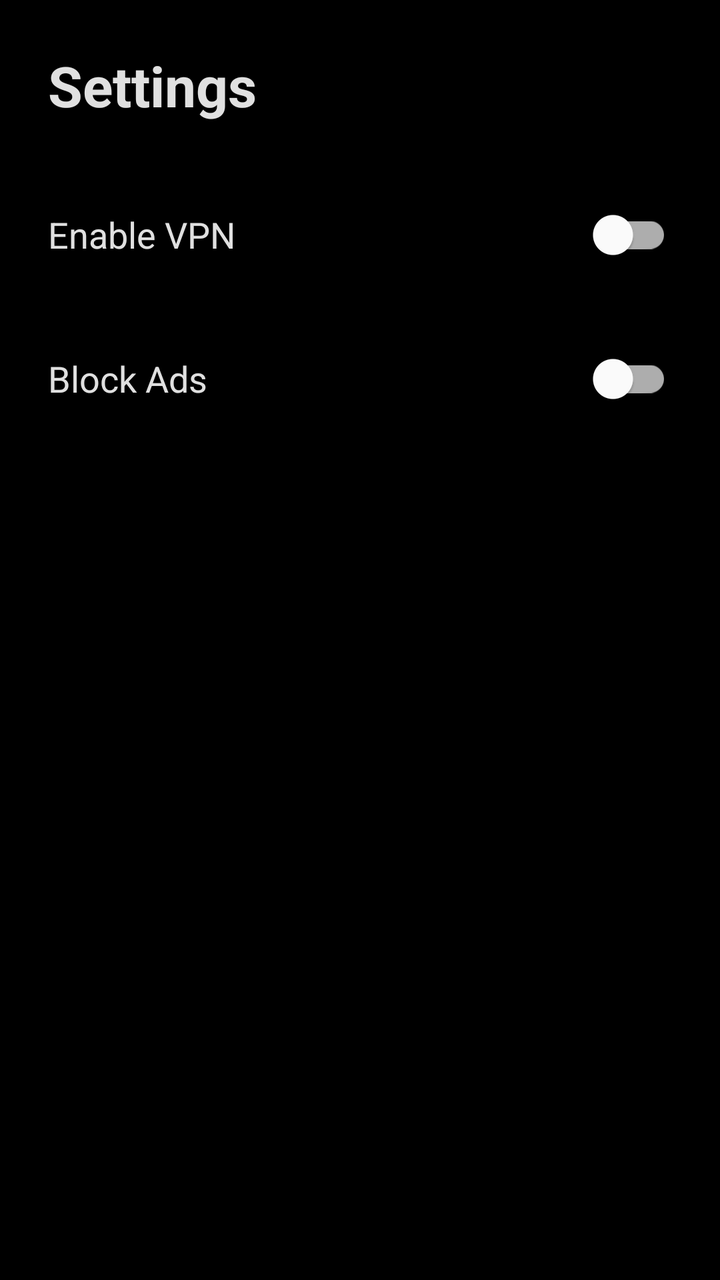
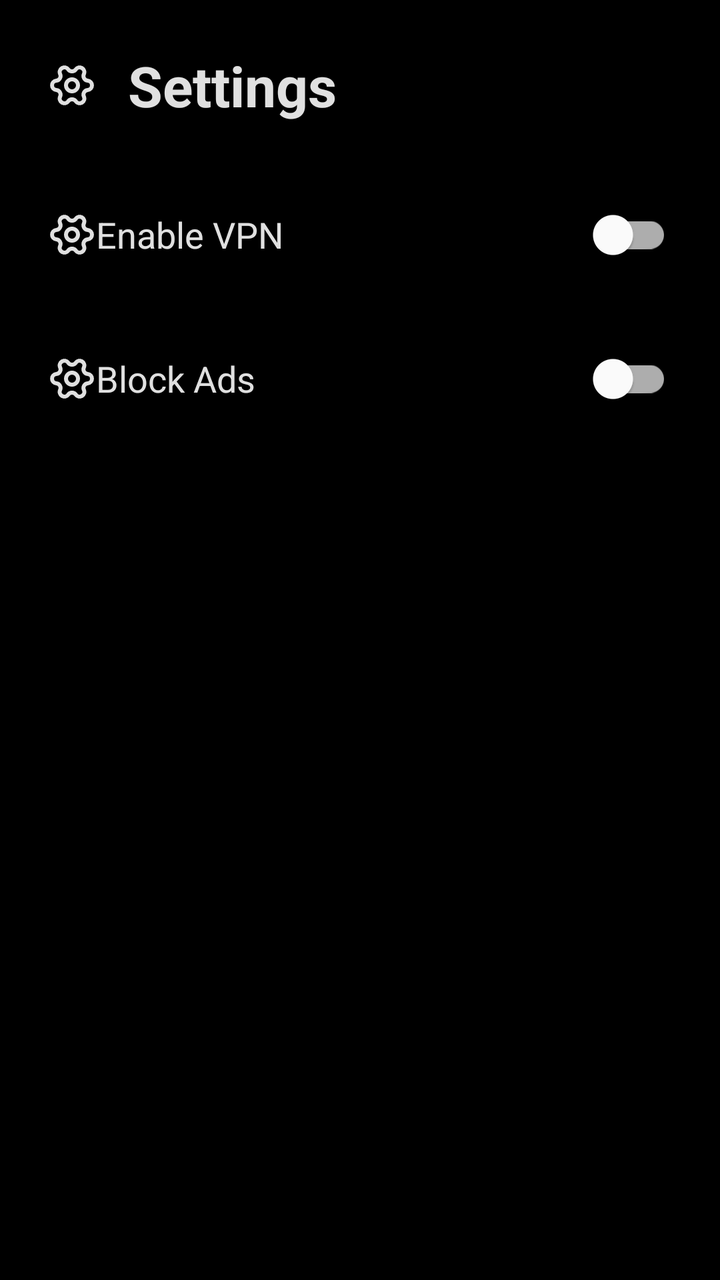

Screens rendered from an Android XML layout before and after an edit, with the pre-edit source and the edit as a unified diff.
<!-- AndroidManifest.xml: application theme Theme.Flux -->
<!-- res/layout/fragment_settings.xml -->
<?xml version="1.0" encoding="utf-8"?>
<androidx.constraintlayout.widget.ConstraintLayout 
    xmlns:android="http://schemas.android.com/apk/res/android"
    xmlns:app="http://schemas.android.com/apk/res-auto"
    android:layout_width="match_parent"
    android:layout_height="match_parent"
    android:background="@color/deep_black"
    android:padding="24dp">

    <TextView
        android:id="@+id/settingsTitle"
        android:layout_width="wrap_content"
        android:layout_height="wrap_content"
        android:text="Settings"
        android:textColor="@color/leica_white"
        android:textSize="28sp"
        android:textStyle="bold"
        app:layout_constraintStart_toStartOf="parent"
        app:layout_constraintTop_toTopOf="parent" />

    <LinearLayout
        android:id="@+id/row_vpn"
        android:layout_width="match_parent"
        android:layout_height="wrap_content"
        android:layout_marginTop="32dp"
        android:gravity="center_vertical"
        android:orientation="horizontal"
        app:layout_constraintTop_toBottomOf="@id/settingsTitle">

        <TextView
            android:layout_width="0dp"
            android:layout_height="wrap_content"
            android:layout_weight="1"
            android:text="Enable VPN"
            android:textColor="@color/leica_white"
            android:textSize="18sp"/>

        <com.google.android.material.switchmaterial.SwitchMaterial
            android:id="@+id/switch_vpn"
            android:layout_width="wrap_content"
            android:layout_height="wrap_content"/>
    </LinearLayout>

    <LinearLayout
        android:layout_width="match_parent"
        android:layout_height="wrap_content"
        android:layout_marginTop="24dp"
        android:gravity="center_vertical"
        android:orientation="horizontal"
        app:layout_constraintTop_toBottomOf="@id/row_vpn">

        <TextView
            android:layout_width="0dp"
            android:layout_height="wrap_content"
            android:layout_weight="1"
            android:text="Block Ads"
            android:textColor="@color/leica_white"
            android:textSize="18sp"/>

        <com.google.android.material.switchmaterial.SwitchMaterial
            android:id="@+id/switch_adblock"
            android:layout_width="wrap_content"
            android:layout_height="wrap_content"/>
    </LinearLayout>

</androidx.constraintlayout.widget.ConstraintLayout>
<!-- resources referenced by this layout -->
<resources>
  <color name="deep_black">#000000</color>
  <color name="leica_white">#E0E0E0</color>
  <style name="Theme.Flux" parent="Theme.MaterialComponents.DayNight.NoActionBar">
          <item name="colorPrimary">@color/classic_red</item>
          <item name="colorPrimaryVariant">@color/deep_black</item>
          <item name="colorOnPrimary">@color/leica_white</item>
          <item name="android:statusBarColor">@color/deep_black</item>
          <item name="android:windowBackground">@color/deep_black</item>
          <item name="android:navigationBarColor">@color/soft_black</item>
      </style>
  <color name="classic_red">#D32F2F</color>
  <color name="soft_black">#121212</color>
</resources>

<!-- the commit's change to res/layout/fragment_settings.xml (unified diff, before → after) -->
@@ -7,6 +7,7 @@
     android:background="@color/deep_black"
     android:padding="24dp">
 
+    <ImageView android:id="@+id/btnBack" android:layout_width="24dp" android:layout_height="24dp" android:src="@drawable/ic_settings" android:rotation="90" app:tint="@color/leica_white" app:layout_constraintStart_toStartOf="parent" app:layout_constraintTop_toTopOf="@id/settingsTitle" app:layout_constraintBottom_toBottomOf="@id/settingsTitle"/>
     <TextView
         android:id="@+id/settingsTitle"
         android:layout_width="wrap_content"
@@ -15,7 +16,7 @@
         android:textColor="@color/leica_white"
         android:textSize="28sp"
         android:textStyle="bold"
-        app:layout_constraintStart_toStartOf="parent"
+        app:layout_constraintStart_toEndOf="@id/btnBack" android:layout_marginStart="16dp"
         app:layout_constraintTop_toTopOf="parent" />
 
     <LinearLayout
@@ -27,7 +28,8 @@
         android:orientation="horizontal"
         app:layout_constraintTop_toBottomOf="@id/settingsTitle">
 
-        <TextView
+        <ImageView android:id="@+id/btnBack" android:layout_width="24dp" android:layout_height="24dp" android:src="@drawable/ic_settings" android:rotation="90" app:tint="@color/leica_white" app:layout_constraintStart_toStartOf="parent" app:layout_constraintTop_toTopOf="@id/settingsTitle" app:layout_constraintBottom_toBottomOf="@id/settingsTitle"/>
+    <TextView
             android:layout_width="0dp"
             android:layout_height="wrap_content"
             android:layout_weight="1"
@@ -49,7 +51,8 @@
         android:orientation="horizontal"
         app:layout_constraintTop_toBottomOf="@id/row_vpn">
 
-        <TextView
+        <ImageView android:id="@+id/btnBack" android:layout_width="24dp" android:layout_height="24dp" android:src="@drawable/ic_settings" android:rotation="90" app:tint="@color/leica_white" app:layout_constraintStart_toStartOf="parent" app:layout_constraintTop_toTopOf="@id/settingsTitle" app:layout_constraintBottom_toBottomOf="@id/settingsTitle"/>
+    <TextView
             android:layout_width="0dp"
             android:layout_height="wrap_content"
             android:layout_weight="1"
<!-- resource entries referenced after the edit -->
@@ -2,6 +2,25 @@
 <resources>
   <color name="deep_black">#000000</color>
   <color name="leica_white">#E0E0E0</color>
+  <!-- drawable ic_settings (drawable) -->
+  <vector xmlns:android="http://schemas.android.com/apk/res/android"
+      android:width="24dp"
+      android:height="24dp"
+      android:viewportWidth="24"
+      android:viewportHeight="24">
+      <path
+          android:strokeColor="#FFFFFF"
+          android:strokeWidth="2"
+          android:strokeLineCap="round"
+          android:strokeLineJoin="round"
+          android:pathData="M9.671 4.136a2.34 2.34 0 0 1 4.659 0 2.34 2.34 0 0 0 3.319 1.915 2.34 2.34 0 0 1 2.33 4.033 2.34 2.34 0 0 0 0 3.831 2.34 2.34 0 0 1-2.33 4.033 2.34 2.34 0 0 0-3.319 1.915 2.34 2.34 0 0 1-4.659 0 2.34 2.34 0 0 0-3.32-1.915 2.34 2.34 0 0 1-2.33-4.033 2.34 2.34 0 0 0 0-3.831A2.34 2.34 0 0 1 6.35 6.051a2.34 2.34 0 0 0 3.319-1.915"/>
+      <path
+          android:strokeColor="#FFFFFF"
+          android:strokeWidth="2"
+          android:strokeLineCap="round"
+          android:strokeLineJoin="round"
+          android:pathData="M15,12A3,3 0 1,1 9,12A3,3 0 1,1 15,12"/>
+  </vector>
   <style name="Theme.Flux" parent="Theme.MaterialComponents.DayNight.NoActionBar">
           <item name="colorPrimary">@color/classic_red</item>
           <item name="colorPrimaryVariant">@color/deep_black</item>
